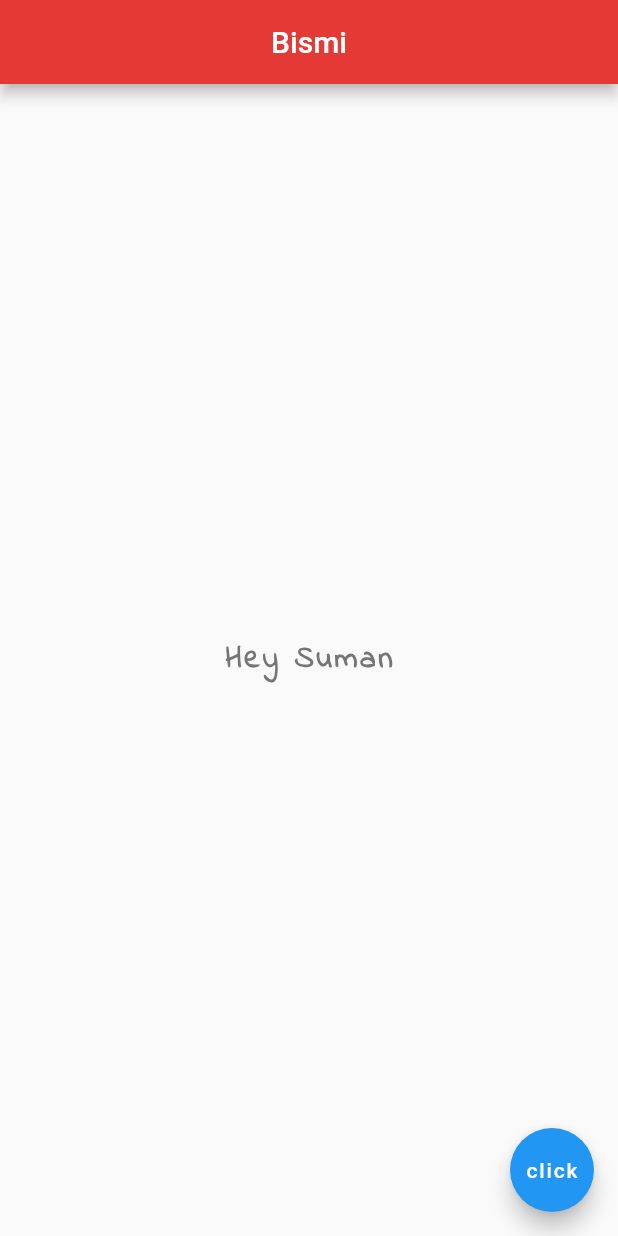
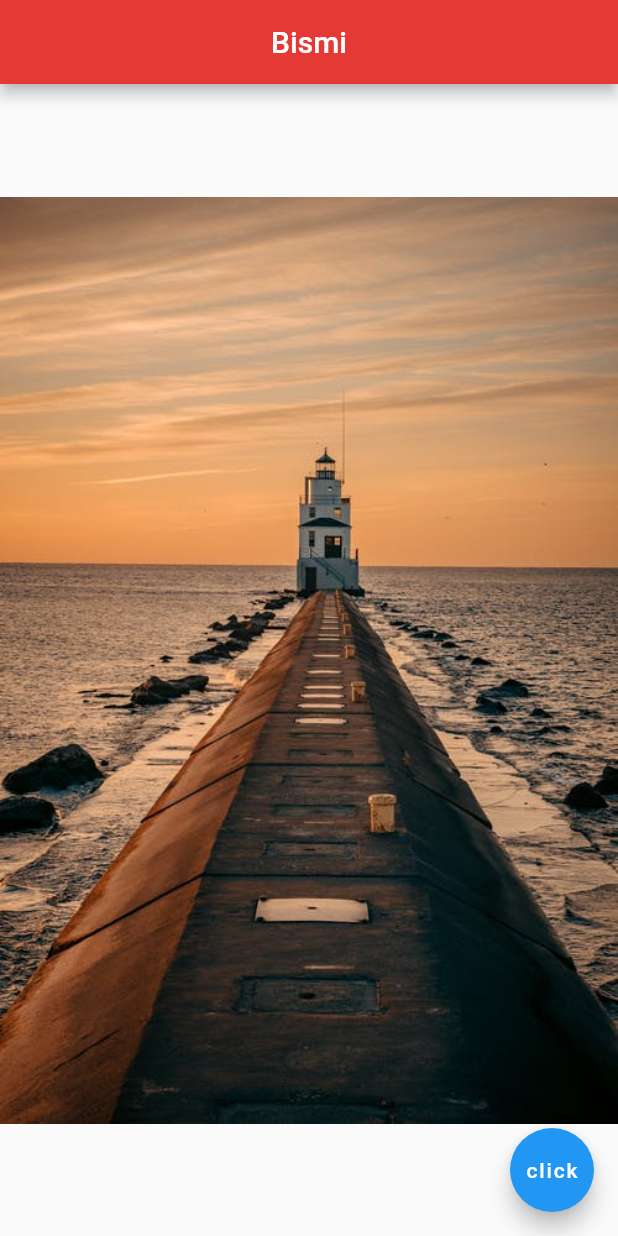
Before and after one commit to Suganth-S/flutter_handson, a Flutter app: the screen it shows after launch, on a phone screen of 412 x 824 dp. Run offline on Flutter 3.47's test engine with Material 2 defaults, Android fonts, the phone set to English and light mode, and no system bars.

Commit message:
Image and Assets commit

```diff
--- a/lib/main.dart
+++ b/lib/main.dart
@@ -15,17 +15,9 @@
           backgroundColor: Colors.red[600],
         ),
         body: Center(
-          child: Text(
-            'Hey Suman',
-            style: TextStyle(
-                fontSize: 20.0,
-                fontWeight: FontWeight.bold,
-                letterSpacing: 2.0,
-                color: Colors.grey[600],
-                fontFamily: 'IndieFlower'
-            ),
+          //  child: Image.network('https://www.google.com/url?sa=i&url=https%3A%2F%2Fbuddy.works%2Fblog%2Fintroducing-flutter&psig=AOvVaw2Lg7hE8sNs6hgGB4Wlq10V&ust=1615533576046000&source=images&cd=vfe&ved=0CAIQjRxqFwoTCNjg_t3Zp-8CFQAAAAAdAAAAABAD'),
+          child: Image.asset('assets/image-1.jpeg'),
           ),
-        ),
         floatingActionButton: FloatingActionButton(
         onPressed: () {},
     child: Text('click')
--- a/pubspec.yaml
+++ b/pubspec.yaml
@@ -45,9 +45,8 @@
   uses-material-design: true
 
   # To add assets to your application, add an assets section, like this:
-  # assets:
-  #   - images/a_dot_burr.jpeg
-  #   - images/a_dot_ham.jpeg
+  assets:
+    - assets/image-1.jpeg
 
   # An image asset can refer to one or more resolution-specific "variants", see
   # https://flutter.dev/assets-and-images/#resolution-aware.
```
Also changed, not shown: assets/image-1.jpeg (added).
